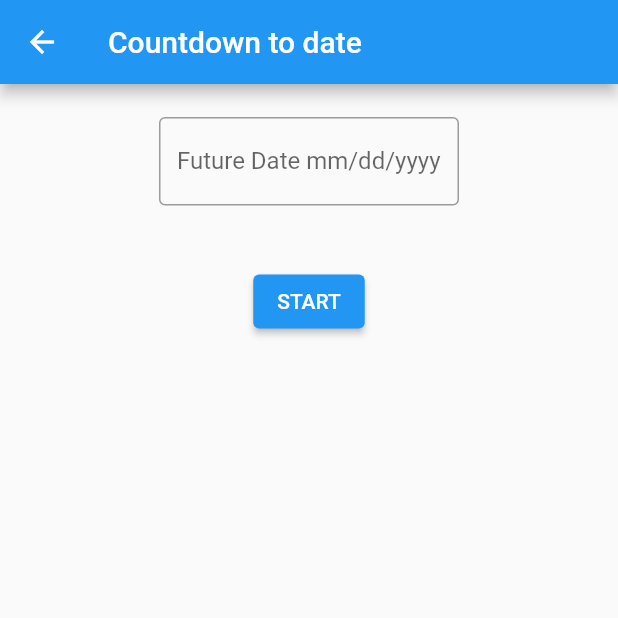
After one commit to geronimol/flutter_examples, a Flutter app: the screen it shows after launch, after a tap on "Countdown to date", on a phone screen of 412 x 824 dp, the top half of it. The commit adds this screen. Run offline on Flutter 3.47's test engine with Material 2 defaults, Android fonts, the phone set to English and light mode, and no system bars; drawn by our look-alikes of flutter_form_builder; our stand-ins replace email_validator, form_builder_validators, mask_text_input_formatter.

Commit message:
countdown to date ticker added

```diff
--- /dev/null
+++ b/lib/screens/countdown_to_date_screen.dart
@@ -0,0 +1,115 @@
+import 'package:flutter/material.dart';
+import 'package:flutter_examples/widgets/countdown_ticker_card.dart';
+import 'package:flutter_form_builder/flutter_form_builder.dart';
+import 'package:form_builder_validators/form_builder_validators.dart';
+
+import '../constants.dart';
+import '../utils/masked_date_formatter.dart';
+
+class CountdownToDateScreen extends StatefulWidget {
+  const CountdownToDateScreen({Key? key}) : super(key: key);
+
+  @override
+  State<CountdownToDateScreen> createState() => _CountdownToDateScreenState();
+}
+
+class _CountdownToDateScreenState extends State<CountdownToDateScreen> {
+  final _formKey = GlobalKey<FormBuilderState>();
+  AutovalidateMode _autovalidateMode = AutovalidateMode.disabled;
+  DateTime? _selectedDate;
+
+  @override
+  Widget build(BuildContext context) {
+    return Scaffold(
+      appBar: AppBar(title: const Text('Countdown to date'),),
+      body: Padding(
+        padding: const EdgeInsets.all(kDefaultPadding),
+        child: Center(
+          child: Column(
+            children: [
+              const SizedBox(height: 10,),
+
+              /// Date form input
+              FormBuilder(
+                key: _formKey,
+                autovalidateMode: _autovalidateMode,
+                child: SizedBox(
+                  width: 200,
+                  child: FormBuilderTextField(
+                    name: 'date',
+                    keyboardType: TextInputType.number,
+                    inputFormatters: [MaskFormatter.getDateMaskFormatter()],
+                    decoration: const InputDecoration(
+                      border: OutlineInputBorder(),
+                      label: Text('Future Date mm/dd/yyyy'),
+                    ),
+                    textInputAction: TextInputAction.done,
+                    valueTransformer: (s) {
+                      /// Transform to ISO String Y-M-D
+                      if(s != null && s.length == 10) {
+                        final splittedDate = s.split('/');
+                        final dateString = '${splittedDate[2]}-${splittedDate[0]}-${splittedDate[1]}';
+                        return DateTime.parse(dateString).toIso8601String();
+                      }
+                    },
+                    validator: FormBuilderValidators.compose([
+                      FormBuilderValidators.required(errorText: 'Please enter a date.'),
+                          (s) {
+                        if(s?.length == 10) {
+                          final splittedDate = s!.split('/');
+                          final dateString = '${splittedDate[2]}-${splittedDate[0]}-${splittedDate[1]}';
+                          if(DateTime.tryParse(dateString) != null) {
+                            DateTime selectedDate = DateTime.parse(dateString);
+                            final day = selectedDate.day.toString().padLeft(2, '0');
+                            final month = selectedDate.month.toString().padLeft(2, '0');
+                            if(selectedDate.year.toString() == splittedDate[2] && day == splittedDate[1] && month == splittedDate[0]) {
+                              if(selectedDate.isAfter(DateTime.now())) {
+                                return null;
+                              } else {
+                                return 'Please enter a valid date.';
+                              }
+                            } else {
+                              return 'Please enter a valid date.';
+                            }
+                          }
+                        }
+                        return 'Please enter a date.';
+                      }
+                    ]),
+                  ),
+                ),
+              ),
+
+              const SizedBox(height: 20,),
+
+              /// Countdown ticker
+              _selectedDate != null
+                  ? CountdownTickerCard(date: _selectedDate!)
+                  : const SizedBox.shrink(),
+
+              const SizedBox(height: 20,),
+
+              /// Start Button
+              ElevatedButton(
+                onPressed: () {
+                  bool isFormValid = _formKey.currentState!.validate();
+                  if(isFormValid) {
+                    _formKey.currentState!.save();
+                    setState(() {
+                      _selectedDate = DateTime.parse(_formKey.currentState!.value['date']);
+                    });
+                  } else {
+                    setState(() {
+                      _autovalidateMode = AutovalidateMode.onUserInteraction;
+                    });
+                  }
+                },
+                child: const Text('START'),
+              ),
+            ],
+          ),
+        ),
+      ),
+    );
+  }
+}
--- a/lib/screens/home_screen.dart
+++ b/lib/screens/home_screen.dart
@@ -1,6 +1,7 @@
 import 'package:flutter/material.dart';
 import 'package:flutter_examples/constants.dart';
 import 'package:flutter_examples/screens/common_form_screen.dart';
+import 'package:flutter_examples/screens/countdown_to_date_screen.dart';
 import 'package:url_launcher/link.dart';
 
 class HomeScreen extends StatelessWidget {
@@ -34,6 +35,11 @@ class HomeScreen extends StatelessWidget {
                 onPressed: () => Navigator.of(context).push(MaterialPageRoute(builder: (_) => const CommonFormScreen())),
                 child: const Text('Common Form'),
               ),
+              const SizedBox(height: kDefaultPadding,),
+              ElevatedButton(
+                onPressed: () => Navigator.of(context).push(MaterialPageRoute(builder: (_) => const CountdownToDateScreen())),
+                child: const Text('Countdown to date'),
+              ),
             ],
           ),
         ),
--- /dev/null
+++ b/lib/utils/masked_date_formatter.dart
@@ -0,0 +1,12 @@
+import 'package:mask_text_input_formatter/mask_text_input_formatter.dart';
+
+class MaskFormatter {
+  static MaskTextInputFormatter getDateMaskFormatter() {
+    MaskTextInputFormatter maskFormatter = MaskTextInputFormatter(
+        mask: '##/##/####',
+        filter: { "#": RegExp(r'[0-9]') },
+        type: MaskAutoCompletionType.lazy
+    );
+    return maskFormatter;
+  }
+}
--- a/pubspec.yaml
+++ b/pubspec.yaml
@@ -36,6 +36,9 @@ dependencies:
   cupertino_icons: ^1.0.2
   email_validator: ^2.1.16
   url_launcher: ^6.1.5
+  mask_text_input_formatter: ^2.4.0
+  flutter_form_builder: ^7.2.1
+  form_builder_validators: ^8.1.1
 
 dev_dependencies:
   flutter_test:
```
Also changed, not shown: lib/widgets/countdown_ticker_card.dart (added, +82 -0 lines), pubspec.lock.
